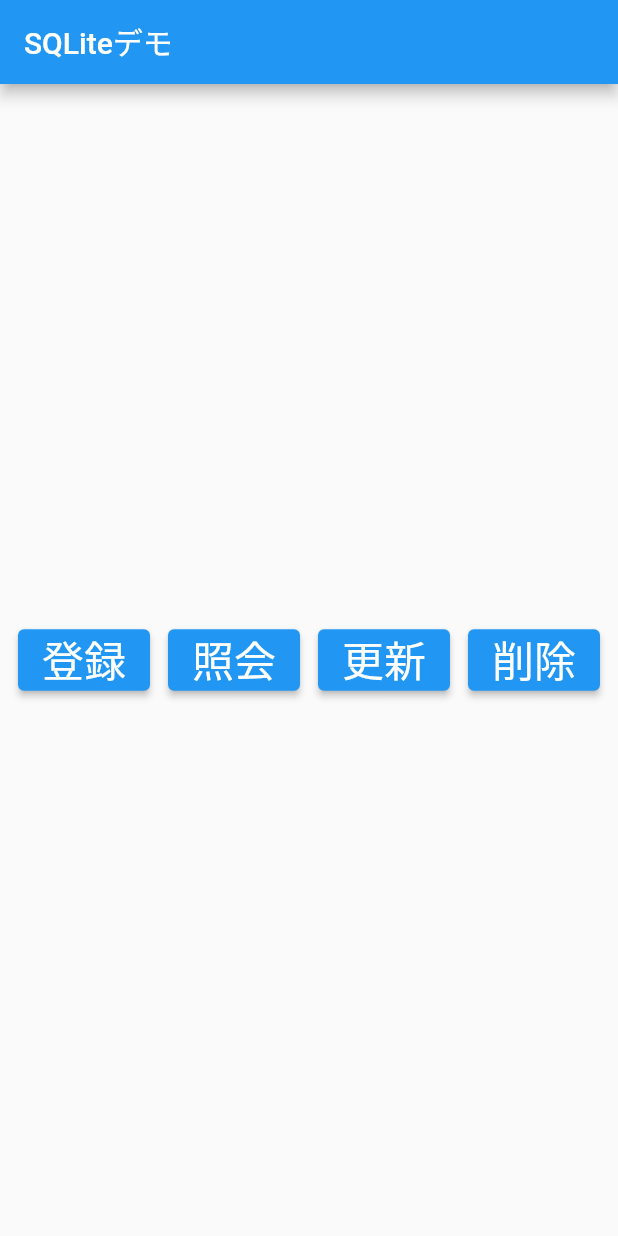
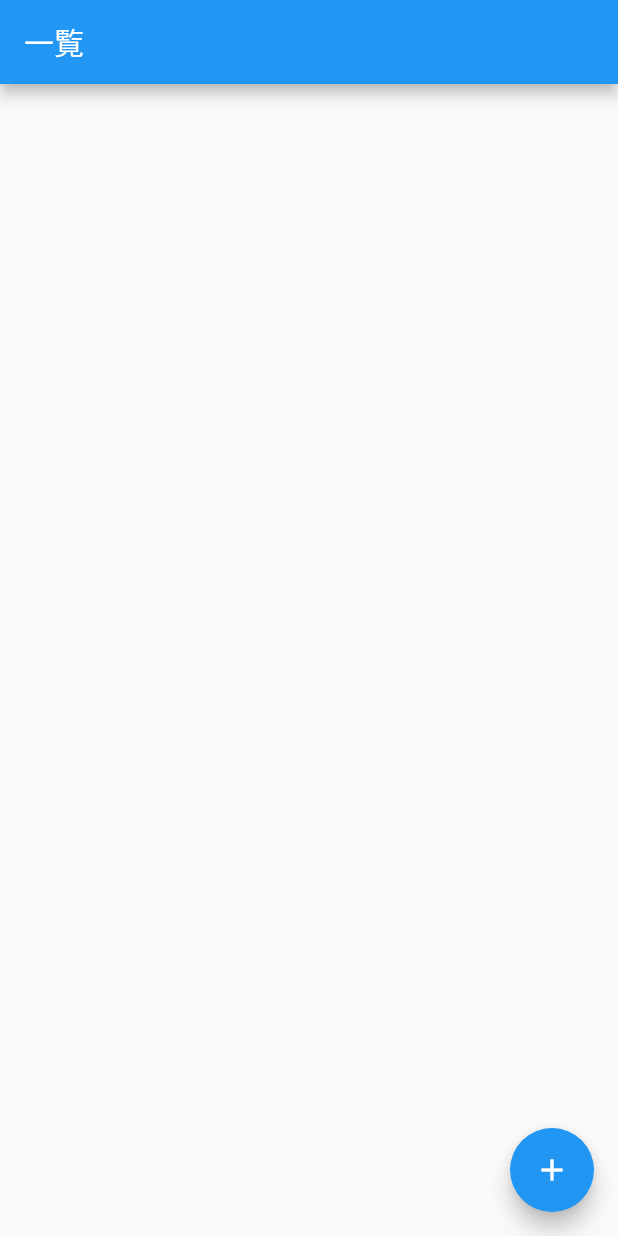
Before and after one commit to kc3hack/2023_I, a Flutter app: the screen it shows after launch, on a phone screen of 412 x 824 dp. Run offline on Flutter 3.47's test engine with Material 2 defaults, Android fonts, the phone set to English and light mode, and no system bars; our stand-ins replace logger, sqflite, sqflite_common_ffi, sqflite_common_ffi_web; accounts and stored records are empty.

```diff
--- a/project/lib/main.dart
+++ b/project/lib/main.dart
@@ -1,5 +1,6 @@
 import 'dart:math';
 
+import 'package:flutter/foundation.dart';
 import 'package:flutter/material.dart';
 import 'package:project/db/database.dart';
 import 'package:logger/logger.dart';
@@ -13,7 +14,72 @@ class MyApp extends StatelessWidget {
   @override
   Widget build(BuildContext context) {
     return MaterialApp(
-      home: MyHomePage(),
+      home: CatalogPage(),
+    );
+  }
+}
+
+class CatalogPage extends StatelessWidget {
+  // DatabaseHelper クラスのインスタンス取得
+  final dbHelper = DatabaseHelper.instance;
+
+  @override
+  Widget build(BuildContext context) {
+    return FutureBuilder<List<String>>(
+      future: dbHelper.getCategory(),
+      builder: (context, snapshot) {
+        if (snapshot.hasData) {
+          // 全てのカテゴリを取得
+          final catalog = snapshot.data!;
+          var category = <String>[]; // 一番大きな分類 ex) 肉、魚
+          Map<String, List<String>> itemsByCategory = {};
+
+          for (String categoryPath in catalog) {
+            String categoryName = categoryPath.split(".")[0];
+            if (!category.contains(categoryName)) {
+              category.add(categoryName);
+              itemsByCategory[categoryName] = [];
+            }
+            itemsByCategory[categoryName]!.add(categoryPath);
+          }
+
+          List<Widget> expansionTiles = category.map((categoryName) {
+            return ExpansionTile(
+              title: Text(categoryName),
+              children: itemsByCategory[categoryName]!.map((path) {
+                return ListTile(
+                  title: Text(path),
+                );
+              }).toList(),
+            );
+          }).toList();
+
+          return Scaffold(
+            appBar: AppBar(
+              title: const Text('一覧'),
+            ),
+            body: ListView(children: expansionTiles),
+            floatingActionButton: FloatingActionButton(
+              onPressed: () {
+                Navigator.push(
+                  context,
+                  MaterialPageRoute(builder: (context) => MyHomePage()),
+                );
+              },
+              tooltip: 'Increment',
+              child: const Icon(Icons.add),
+            ),
+          );
+        } else if (snapshot.hasError) {
+          return Center(
+            child: Text('Error: ${snapshot.error}'),
+          );
+        } else {
+          return Center(
+            child: CircularProgressIndicator(),
+          );
+        }
+      },
     );
   }
 }
@@ -30,6 +96,12 @@ class MyHomePage extends StatelessWidget {
     return Scaffold(
       appBar: AppBar(
         title: const Text('SQLiteデモ'),
+        leading: IconButton(
+          icon: const Icon(Icons.arrow_back),
+          onPressed: () {
+            Navigator.pop(context);
+          },
+        ),
       ),
       body: Center(
         child: Row(
```
Also changed, not shown: 6 other files.
